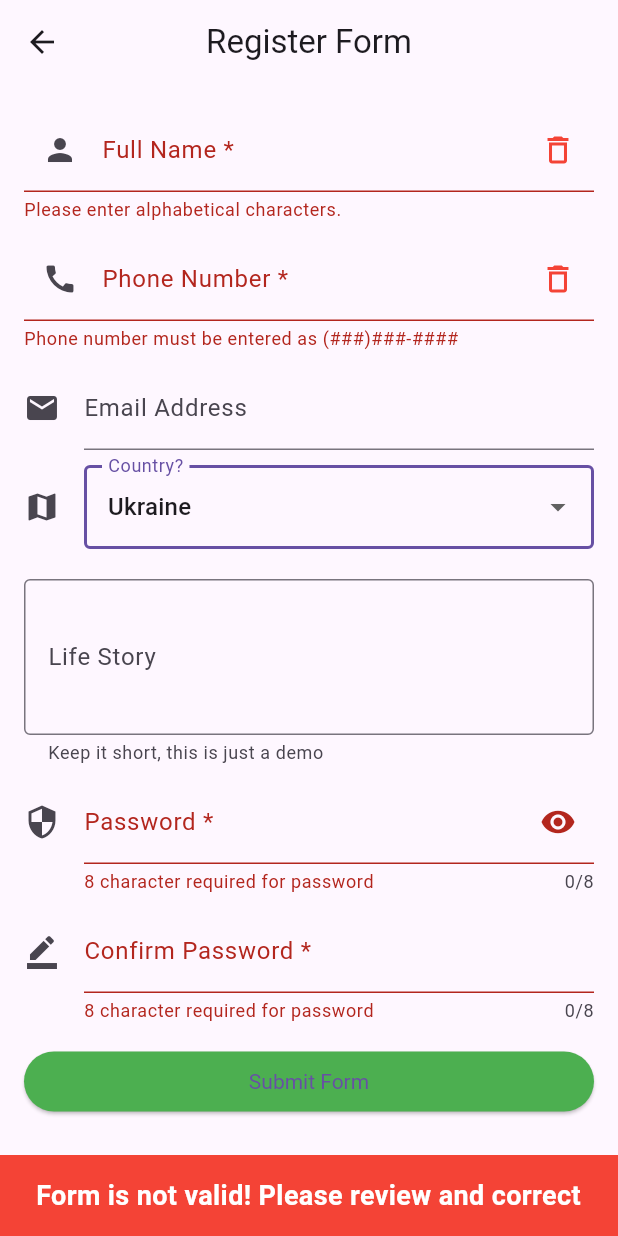
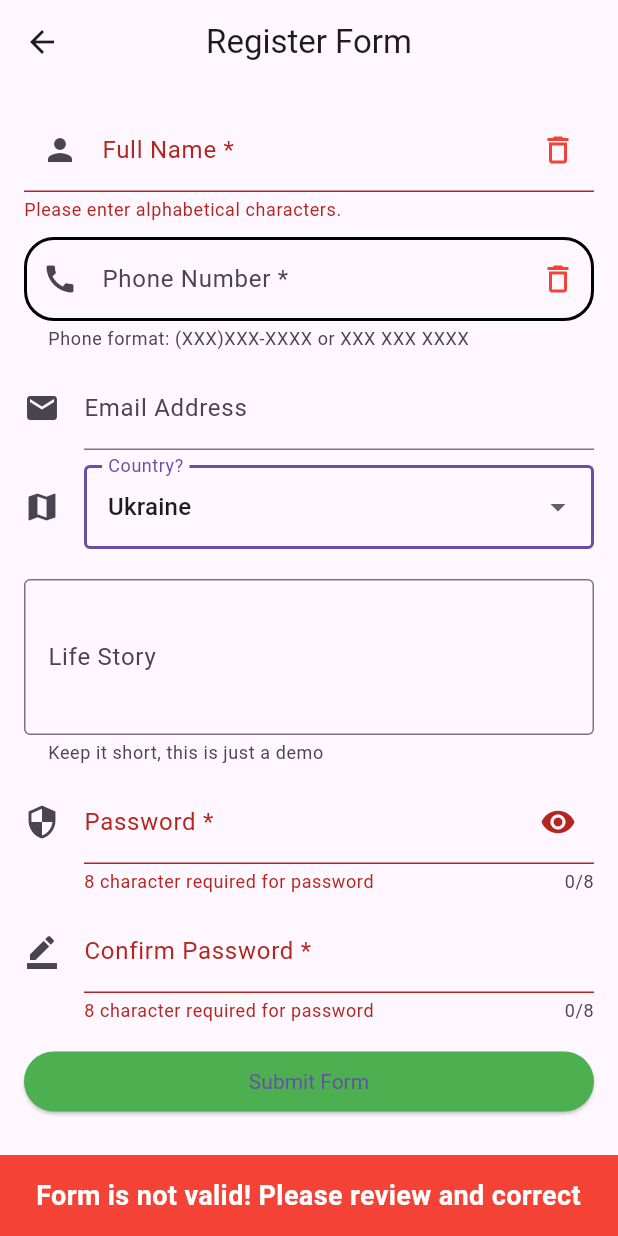
Before and after one commit to SvetlanaKrugovykh/w_app_3_in_1, a Flutter app: the RegisterFormPage screen opened directly, after a tap on "Ukraine", after a tap on "Submit Form", on a phone screen of 412 x 824 dp. Run offline on Flutter 3.47's test engine with Material 3 defaults, Android fonts, the light colour scheme and no system bars; our stand-ins replace image_picker, shared_preferences; accounts and stored records are empty.

Commit message:
added for start   LocalizationEN _localizationEN = LocalizationEN();   LocalizationUK _localizationUK = LocalizationUK();
formatted reg form

```diff
--- /dev/null
+++ b/lib/localization/localization_en.dart
@@ -0,0 +1,10 @@
+class LocalizationEN {
+  static final Map<String, String> _localizedValues = {
+    'registerTitle': 'Register Form',
+    // Добавьте другие строки здесь
+  };
+
+  String get(String key) {
+    return _localizedValues[key] ?? 'Key not found: $key';
+  }
+}
--- a/lib/localization/localization_service.dart
+++ b/lib/localization/localization_service.dart
@@ -4,6 +4,8 @@
 import 'package:provider/provider.dart';
 import 'package:shared_preferences/shared_preferences.dart';
 import '../provider/locale_provider.dart';
+import 'localization_en.dart';
+import 'localization_uk.dart';
 
 class LocalizationService extends ChangeNotifier {
   Locale _currentLocale;
@@ -12,6 +14,9 @@
   List<Locale> supportedLocales = [Locale('en'), Locale('uk'), Locale('pl')];
 
   LocalizationService(this._currentLocale, this._prefs);
+
+  final LocalizationEN _localizationEN = LocalizationEN();
+  final LocalizationUK _localizationUK = LocalizationUK();
 
   Locale get currentLocale => _currentLocale;
 
@@ -92,4 +97,18 @@
     SharedPreferences prefs = await SharedPreferences.getInstance();
     return prefs.getString('language') ?? 'en';
   }
+
+  String getTranslatedValue(String s) {
+    Locale _currentLocale = Locale(
+        'en'); // Пример текущей локали, замените на вашу логику определения локали
+
+    switch (_currentLocale.languageCode) {
+      case 'en':
+        return _localizationEN.get(s);
+      case 'uk':
+        return _localizationUK.get(s);
+      default:
+        return 'Locale not supported';
+    }
+  }
 }
--- /dev/null
+++ b/lib/localization/localization_uk.dart
@@ -0,0 +1,10 @@
+class LocalizationUK {
+  static final Map<String, String> _localizedValues = {
+    'registerTitle': 'реєстраційна форма',
+    // Добавьте другие строки здесь
+  };
+
+  String get(String key) {
+    return _localizedValues[key] ?? 'Key not found: $key';
+  }
+}
--- a/lib/models/user.dart
+++ b/lib/models/user.dart
@@ -2,8 +2,8 @@
 
 class User {
   late String fullName;
-  late final String email;
-  late final String phoneNumber;
+  late String email;
+  late String phoneNumber;
   late String login;
   late String password;
   late String address;
--- a/lib/screens/registration/registration_screen.dart
+++ b/lib/screens/registration/registration_screen.dart
@@ -1,9 +1,12 @@
 import 'dart:developer';
 
 import 'package:flutter/material.dart';
+import 'package:provider/provider.dart';
 import 'package:flutter/services.dart';
 
+import '../../localization/localization_service.dart';
 import '../../models/user.dart';
+import '../../services/api_service.dart';
 import 'user_info_page.dart';
 
 class RegisterFormPage extends StatefulWidget {
@@ -57,10 +60,12 @@
 
   @override
   Widget build(BuildContext context) {
+    var localizationService = Provider.of<LocalizationService>(context);
+
     return Scaffold(
       key: _scaffoldKey,
       appBar: AppBar(
-        title: const Text('Register Form'),
+        title: Text(localizationService.getTranslatedValue('registerTitle')),
         centerTitle: true,
       ),
       body: Form(
@@ -110,7 +115,7 @@
               decoration: InputDecoration(
                 labelText: 'Phone Number *',
                 hintText: 'Where can we reach you?',
-                helperText: 'Phone format: (XXX)XXX-XXXX',
+                helperText: 'Phone format: (XXX)XXX-XXXX or XXX XXX XXXX',
                 prefixIcon: const Icon(Icons.call),
                 suffixIcon: GestureDetector(
                   onLongPress: () {
@@ -138,7 +143,7 @@
               ],
               validator: (value) => _validatePhoneNumber(value!)
                   ? null
-                  : 'Phone number must be entered as (###)###-####',
+                  : 'Phone number must be entered as (###)###-#### or ### ### ####',
               onSaved: (value) => newUser.phoneNumber = value!,
             ),
             const SizedBox(height: 10),
@@ -259,7 +264,7 @@
   String? _validateName(String? value) {
     final _nameExp = RegExp(r'^[A-Za-z ]+$');
     if (value == null) {
-      return 'Name is reqired.';
+      return 'Name is required.';
     } else if (!_nameExp.hasMatch(value)) {
       return 'Please enter alphabetical characters.';
     } else {
@@ -268,7 +273,7 @@
   }
 
   bool _validatePhoneNumber(String input) {
-    final _phoneExp = RegExp(r'^\(\d\d\d\)\d\d\d\-\d\d\d\d$');
+    final _phoneExp = RegExp(r'^(\+)?[0-9 ]*(\([0-9 ]*)?([0-9 ]*)?([0-9]*)?$');
     return _phoneExp.hasMatch(input);
   }
 
@@ -329,7 +334,16 @@
           ),
           actions: [
             TextButton(
-              onPressed: () {
+              onPressed: () async {
+                Map<String, dynamic> userData = {
+                  "name": name,
+                  "phone": _phoneController.text,
+                  "email": _emailController.text,
+                  "country": _selectedCountry,
+                  "story": _storyController.text,
+                  "password": _passController.text,
+                };
+                await ApiService().sendUserData(userData);
                 Navigator.pop(context);
                 Navigator.push(
                   context,
```
Also changed, not shown: lib/services/api_service.dart (+22 -0 lines).
